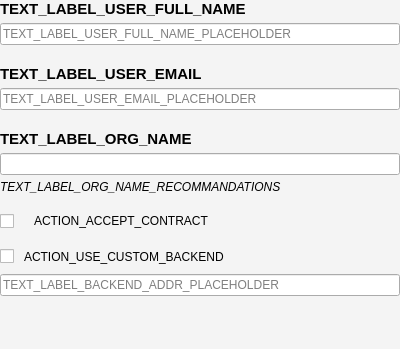
The window that parsec/core/gui/forms/create_org_user_info_widget.ui (Scille/parsec-cloud) describes before a commit, drawn with Qt 5.
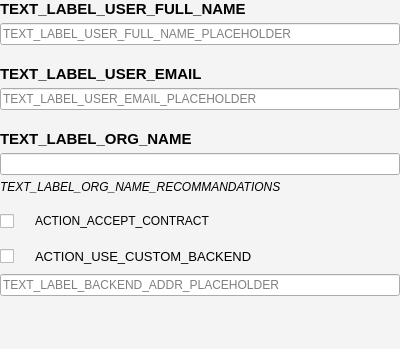
The same window after the commit. Custom widgets are drawn as their Qt base class.

What changed in the file:
```diff
--- a/parsec/core/gui/forms/create_org_user_info_widget.ui
+++ b/parsec/core/gui/forms/create_org_user_info_widget.ui
@@ -129,8 +129,23 @@
    </item>
    <item>
     <layout class="QHBoxLayout" name="horizontalLayout">
+     <property name="spacing">
+      <number>10</number>
+     </property>
      <item>
       <widget class="QCheckBox" name="check_accept_contract">
+       <property name="minimumSize">
+        <size>
+         <width>25</width>
+         <height>0</height>
+        </size>
+       </property>
+       <property name="maximumSize">
+        <size>
+         <width>25</width>
+         <height>16777215</height>
+        </size>
+       </property>
        <property name="text">
         <string/>
        </property>
@@ -170,8 +185,23 @@
      </property>
      <item>
       <layout class="QHBoxLayout" name="horizontalLayout_2">
+       <property name="spacing">
+        <number>10</number>
+       </property>
        <item>
         <widget class="QCheckBox" name="check_use_custom_backend">
+         <property name="minimumSize">
+          <size>
+           <width>25</width>
+           <height>0</height>
+          </size>
+         </property>
+         <property name="maximumSize">
+          <size>
+           <width>25</width>
+           <height>16777215</height>
+          </size>
+         </property>
          <property name="text">
           <string/>
          </property>
@@ -185,6 +215,11 @@
            <verstretch>0</verstretch>
           </sizepolicy>
          </property>
+         <property name="font">
+          <font>
+           <pointsize>10</pointsize>
+          </font>
+         </property>
          <property name="text">
           <string>ACTION_USE_CUSTOM_BACKEND</string>
          </property>
```
